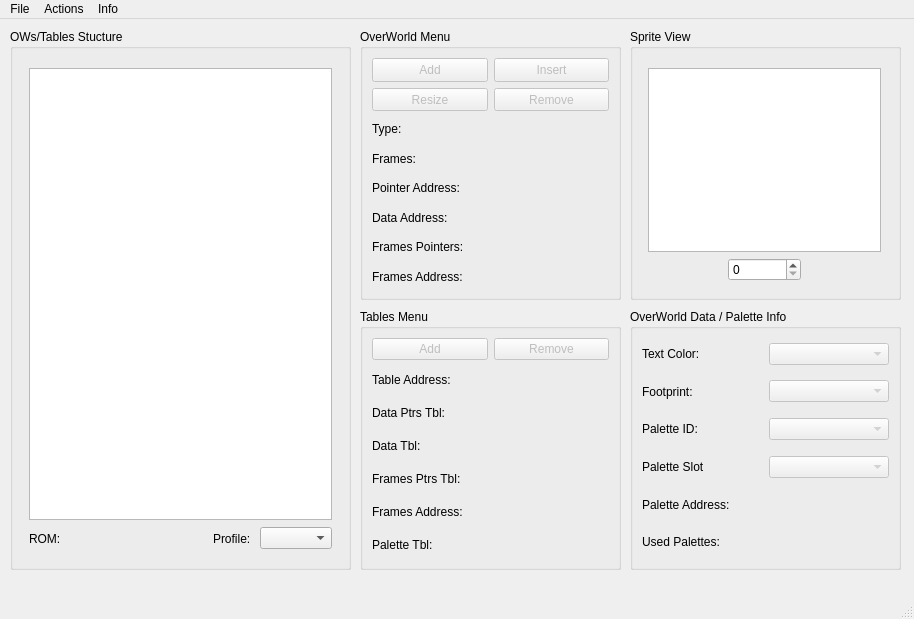
Old version of the form ui/mainwindow.ui in the repository kimwnasptd/OWM-Qt.
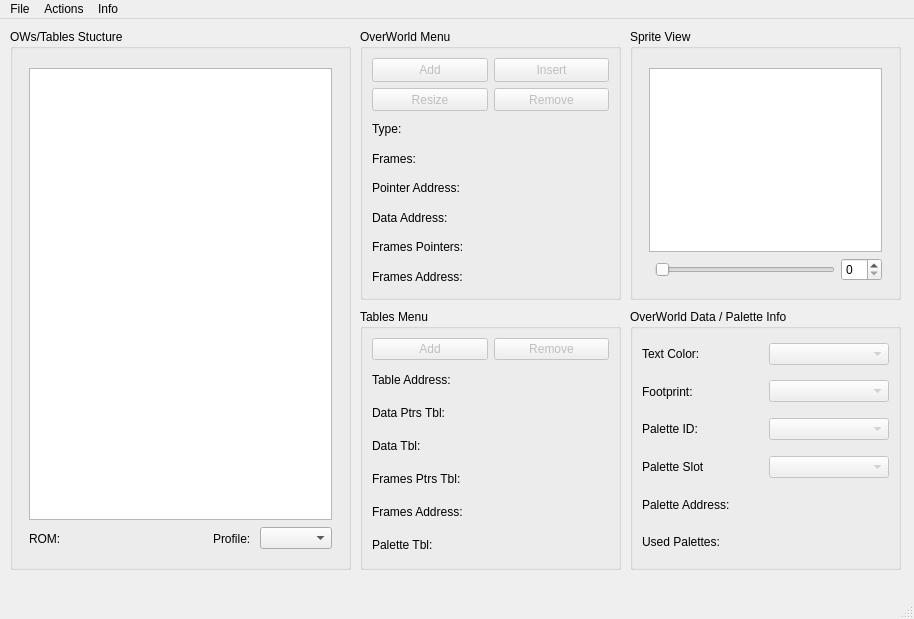
New version of the form.

Commit message: Adding a fancy slider:D, Boy this pytq5 sucks;_;, Well the slide works like a charm thought, h5!

Diff of the .ui file:
```diff
--- a/ui/mainwindow.ui
+++ b/ui/mainwindow.ui
@@ -705,20 +705,13 @@
     <widget class="QWidget" name="gridLayoutWidget">
      <property name="geometry">
       <rect>
-       <x>9</x>
+       <x>10</x>
        <y>30</y>
        <width>251</width>
        <height>231</height>
       </rect>
      </property>
      <layout class="QGridLayout" name="gridLayout">
-      <item row="1" column="1">
-       <widget class="QSpinBox" name="framesSpinBox">
-        <property name="maximum">
-         <number>10</number>
-        </property>
-       </widget>
-      </item>
       <item row="0" column="0" colspan="3">
        <widget class="QGraphicsView" name="owGraphicsView">
         <property name="sizeAdjustPolicy">
@@ -735,6 +728,23 @@
         </property>
        </widget>
       </item>
+      <item row="1" column="1">
+       <widget class="QSlider" name="framesSpinSlider">
+        <property name="maximum">
+         <number>0</number>
+        </property>
+        <property name="orientation">
+         <enum>Qt::Horizontal</enum>
+        </property>
+       </widget>
+      </item>
+      <item row="1" column="2">
+       <widget class="QSpinBox" name="framesSpinBox">
+        <property name="maximum">
+         <number>10</number>
+        </property>
+       </widget>
+      </item>
      </layout>
     </widget>
    </widget>
```
Left out of the diff: 3 changed lines with no effect on the pictures. The commit also changes 3 other files.
